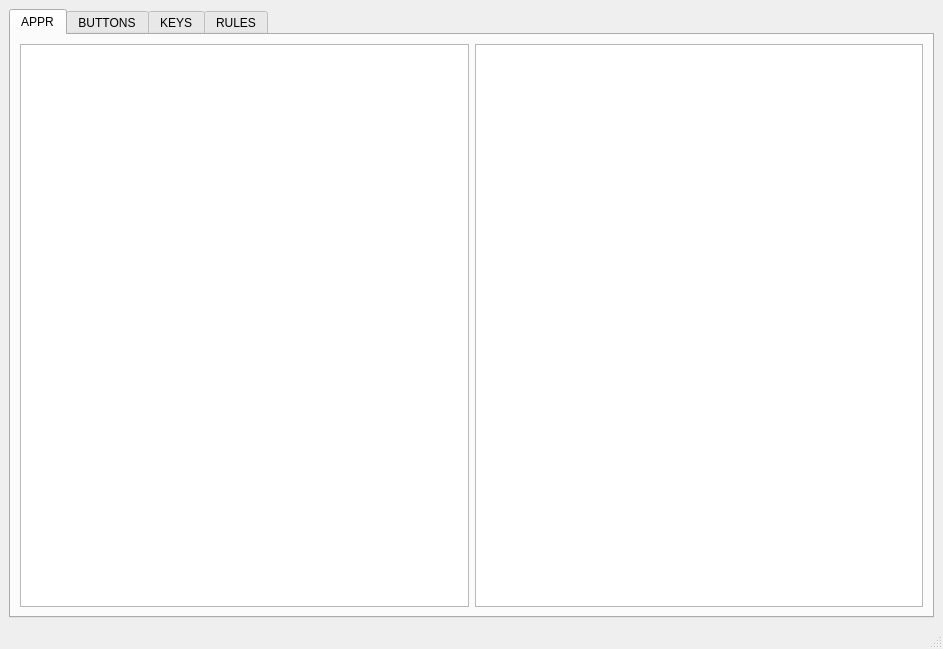
Before: the Qt Designer form main.ui in FT-Labs/pdwmc, drawn with Qt 5.
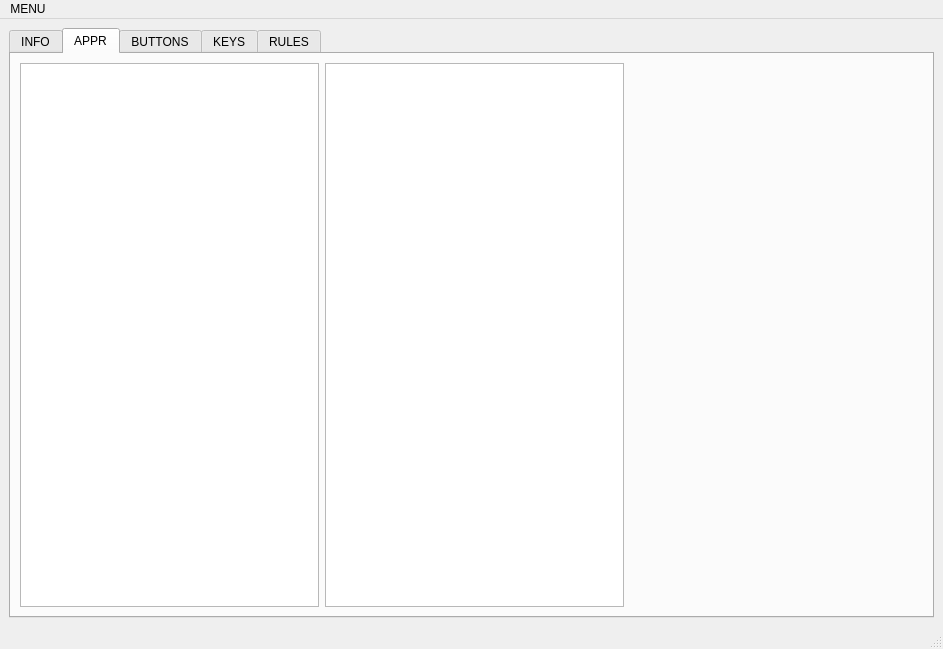
After: the same form once the commit is applied. The open tabs and pages were chosen to show the change. Icons and pictures are not drawn.

Diff of the .ui file:
```diff
--- a/main.ui
+++ b/main.ui
@@ -15,17 +15,89 @@
   </property>
   <widget class="QWidget" name="centralwidget">
    <layout class="QGridLayout" name="gridLayout">
-    <item row="0" column="0">
+    <item row="1" column="1">
      <widget class="QTabWidget" name="tab_widget">
       <property name="currentIndex">
        <number>0</number>
       </property>
+      <widget class="QWidget" name="tab_info">
+       <attribute name="title">
+        <string>INFO</string>
+       </attribute>
+       <layout class="QGridLayout" name="gridLayout_3">
+        <item row="0" column="0">
+         <layout class="QVBoxLayout" name="verticalLayout">
+          <property name="sizeConstraint">
+           <enum>QLayout::SetMaximumSize</enum>
+          </property>
+          <item>
+           <widget class="QLabel" name="label">
+            <property name="text">
+             <string>Welcome to pdwm GUI config application.</string>
+            </property>
+           </widget>
+          </item>
+          <item>
+           <widget class="QLabel" name="label_2">
+            <property name="text">
+             <string/>
+            </property>
+            <property name="pixmap">
+             <pixmap>../../../../../../usr/share/pixmaps/phyOS-logo-128x128.svg</pixmap>
+            </property>
+            <property name="scaledContents">
+             <bool>false</bool>
+            </property>
+            <property name="alignment">
+             <set>Qt::AlignCenter</set>
+            </property>
+           </widget>
+          </item>
+          <item>
+           <widget class="QLabel" name="label_3">
+            <property name="text">
+             <string>Modifier Keys = WIn | Shift | Control | Alt</string>
+            </property>
+           </widget>
+          </item>
+         </layout>
+        </item>
+       </layout>
+      </widget>
       <widget class="QWidget" name="tab_appr">
        <attribute name="title">
         <string>APPR</string>
        </attribute>
        <layout class="QGridLayout" name="gridLayout_2">
         <item row="0" column="1">
+         <widget class="QTableWidget" name="t_appr">
+          <property name="layoutDirection">
+           <enum>Qt::LeftToRight</enum>
+          </property>
+          <property name="verticalScrollBarPolicy">
+           <enum>Qt::ScrollBarAlwaysOff</enum>
+          </property>
+          <property name="horizontalScrollBarPolicy">
+           <enum>Qt::ScrollBarAlwaysOff</enum>
+          </property>
+          <property name="sizeAdjustPolicy">
+           <enum>QAbstractScrollArea::AdjustToContents</enum>
+          </property>
+          <property name="autoScroll">
+           <bool>false</bool>
+          </property>
+          <attribute name="horizontalHeaderVisible">
+           <bool>true</bool>
+          </attribute>
+          <attribute name="verticalHeaderVisible">
+           <bool>false</bool>
+          </attribute>
+          <attribute name="verticalHeaderHighlightSections">
+           <bool>true</bool>
+          </attribute>
+         </widget>
+        </item>
+        <item row="0" column="0">
          <widget class="QTableWidget" name="t_fonts">
           <property name="verticalScrollBarPolicy">
            <enum>Qt::ScrollBarAlwaysOff</enum>
@@ -36,24 +108,30 @@
           <property name="sizeAdjustPolicy">
            <enum>QAbstractScrollArea::AdjustToContentsOnFirstShow</enum>
           </property>
-         </widget>
-        </item>
-        <item row="0" column="0">
-         <widget class="QTableWidget" name="t_appr">
-          <property name="verticalScrollBarPolicy">
-           <enum>Qt::ScrollBarAlwaysOff</enum>
-          </property>
-          <property name="horizontalScrollBarPolicy">
-           <enum>Qt::ScrollBarAlwaysOff</enum>
-          </property>
-          <property name="sizeAdjustPolicy">
-           <enum>QAbstractScrollArea::AdjustToContents</enum>
-          </property>
-          <property name="autoScroll">
+          <attribute name="horizontalHeaderVisible">
+           <bool>true</bool>
+          </attribute>
+          <attribute name="verticalHeaderVisible">
            <bool>false</bool>
-          </property>
+          </attribute>
          </widget>
         </item>
+        <item row="0" column="2">
+         <spacer name="horizontalSpacer">
+          <property name="orientation">
+           <enum>Qt::Horizontal</enum>
+          </property>
+          <property name="sizeType">
+           <enum>QSizePolicy::MinimumExpanding</enum>
+          </property>
+          <property name="sizeHint" stdset="0">
+           <size>
+            <width>40</width>
+            <height>20</height>
+           </size>
+          </property>
+         </spacer>
+        </item>
        </layout>
       </widget>
       <widget class="QWidget" name="tab_buttons">
@@ -124,6 +202,50 @@
    </layout>
   </widget>
   <widget class="QStatusBar" name="statusbar"/>
+  <widget class="QMenuBar" name="menuBar">
+   <property name="geometry">
+    <rect>
+     <x>0</x>
+     <y>0</y>
+     <width>943</width>
+     <height>20</height>
+    </rect>
+   </property>
+   <widget class="QMenu" name="menu">
+    <property name="title">
+     <string>MENU</string>
+    </property>
+    <addaction name="separator"/>
+    <addaction name="action_save"/>
+    <addaction name="action_savebuild"/>
+    <addaction name="action_close"/>
+   </widget>
+   <addaction name="menu"/>
+  </widget>
+  <action name="action_save">
+   <property name="text">
+    <string>SAVE</string>
+   </property>
+   <property name="shortcut">
+    <string>Ctrl+S</string>
+   </property>
+  </action>
+  <action name="action_close">
+   <property name="text">
+    <string>CLOSE</string>
+   </property>
+   <property name="shortcut">
+    <string>Ctrl+Q</string>
+   </property>
+  </action>
+  <action name="action_savebuild">
+   <property name="text">
+    <string>SAVE and BUILD</string>
+   </property>
+   <property name="shortcut">
+    <string>Ctrl+B</string>
+   </property>
+  </action>
  </widget>
  <resources/>
  <connections/>
```
Left out of the diff: 38 changed lines with no effect on the pictures.
